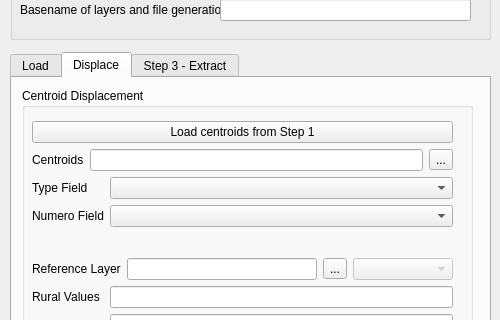
unicef-drp/mics-geocoding, file plugin/mgp_dialog.ui: the form before one commit; both pictures show x 0 to 500 and y 91 to 411 of the 500 by 724 pixel window.
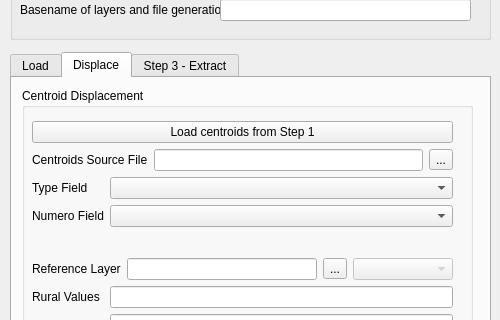
The form after the commit. The open tabs and pages were chosen to show the change.

Commit message: feat(ui): [18, 19, 20] update centrois source file text and tooltips

Patch:
```diff
--- a/plugin/mgp_dialog.ui
+++ b/plugin/mgp_dialog.ui
@@ -264,7 +264,7 @@
                </sizepolicy>
               </property>
               <property name="text">
-               <string>Centroids</string>
+               <string>Centroids Source File</string>
               </property>
              </widget>
             </item>
```
The commit also changes 3 other files.
